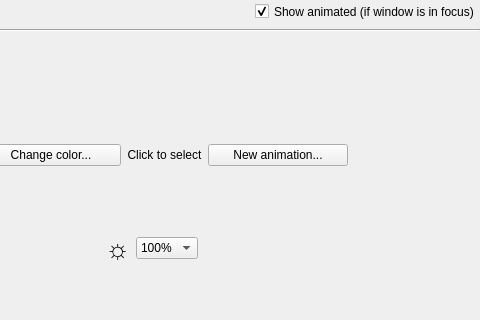
First picture: the form in src/gui/kblightwidget.ui, repository ckb-next/ckb-next, before the edit; both pictures show x 152 to 632 and y 0 to 320 of the 632 by 540 pixel window.
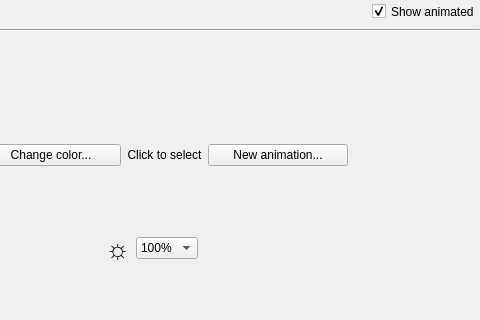
Second picture: the form after the edit. Custom widgets are drawn as their Qt base class.

Commit message: Add control option for preview on focus loss

Diff of the .ui file:
```diff
--- a/src/gui/kblightwidget.ui
+++ b/src/gui/kblightwidget.ui
@@ -71,7 +71,7 @@
         <string>&lt;html&gt;&lt;head/&gt;&lt;body&gt;&lt;p&gt;If enabled, the same colors will be displayed here as on the keyboard. If disabled, the base colors will be shown.&lt;/p&gt;&lt;p&gt;Note: The animation preview will be disabled when the window loses focus to preserve computation resources.&lt;/p&gt;&lt;/body&gt;&lt;/html&gt;</string>
        </property>
        <property name="text">
-        <string>Show animated (if window is in focus)</string>
+        <string>Show animated</string>
        </property>
        <property name="checked">
         <bool>true</bool>
```
The commit also changes 4 other files.
